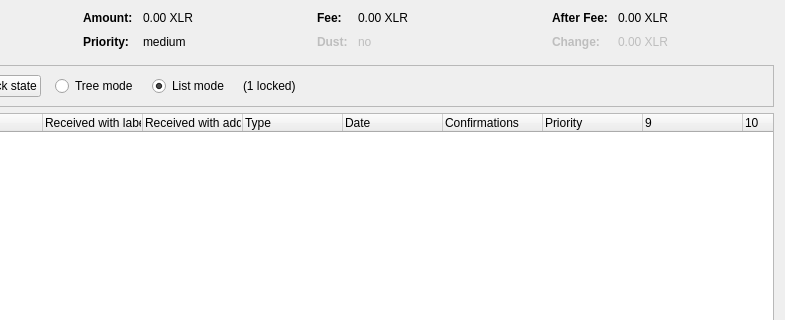
This is src/qt/forms/coincontroldialog.ui in VsyncDEV/Vsync as Qt 5 draws it before an edit; both pictures show x 169 to 954 and y 0 to 320 of the 954 by 500 pixel window. The edited form follows.
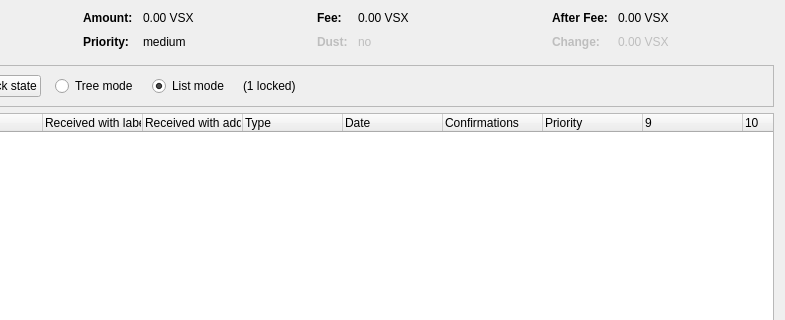
This is the edited form. Custom widgets are drawn as their Qt base class.

```diff
--- a/src/qt/forms/coincontroldialog.ui
+++ b/src/qt/forms/coincontroldialog.ui
@@ -132,7 +132,7 @@
           <enum>Qt::ActionsContextMenu</enum>
          </property>
          <property name="text">
-          <string notr="true">0.00 XLR</string>
+          <string notr="true">0.00 VSX</string>
          </property>
          <property name="textInteractionFlags">
           <set>Qt::LinksAccessibleByMouse|Qt::TextSelectableByKeyboard|Qt::TextSelectableByMouse</set>
@@ -206,7 +206,7 @@
           <enum>Qt::ActionsContextMenu</enum>
          </property>
          <property name="text">
-          <string notr="true">0.00 XLR</string>
+          <string notr="true">0.00 VSX</string>
          </property>
          <property name="textInteractionFlags">
           <set>Qt::LinksAccessibleByMouse|Qt::TextSelectableByKeyboard|Qt::TextSelectableByMouse</set>
@@ -286,7 +286,7 @@
           <enum>Qt::ActionsContextMenu</enum>
          </property>
          <property name="text">
-          <string notr="true">0.00 XLR</string>
+          <string notr="true">0.00 VSX</string>
          </property>
          <property name="textInteractionFlags">
           <set>Qt::LinksAccessibleByMouse|Qt::TextSelectableByKeyboard|Qt::TextSelectableByMouse</set>
@@ -321,7 +321,7 @@
           <enum>Qt::ActionsContextMenu</enum>
          </property>
          <property name="text">
-          <string notr="true">0.00 XLR</string>
+          <string notr="true">0.00 VSX</string>
          </property>
          <property name="textInteractionFlags">
           <set>Qt::LinksAccessibleByMouse|Qt::TextSelectableByKeyboard|Qt::TextSelectableByMouse</set>
```
